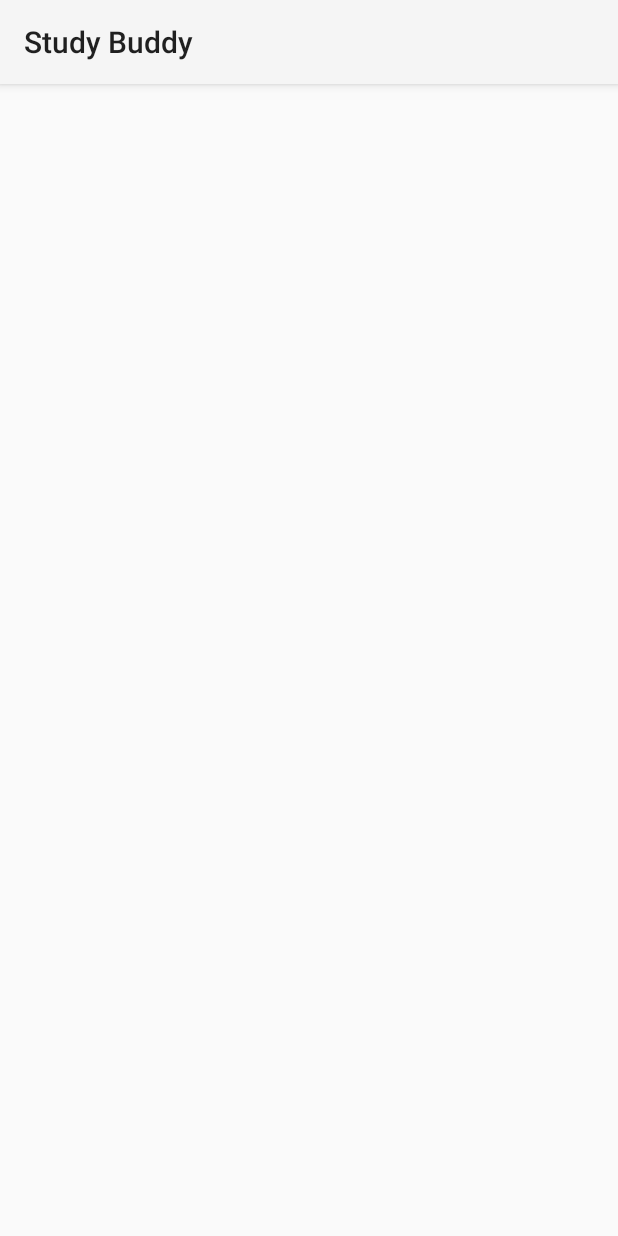
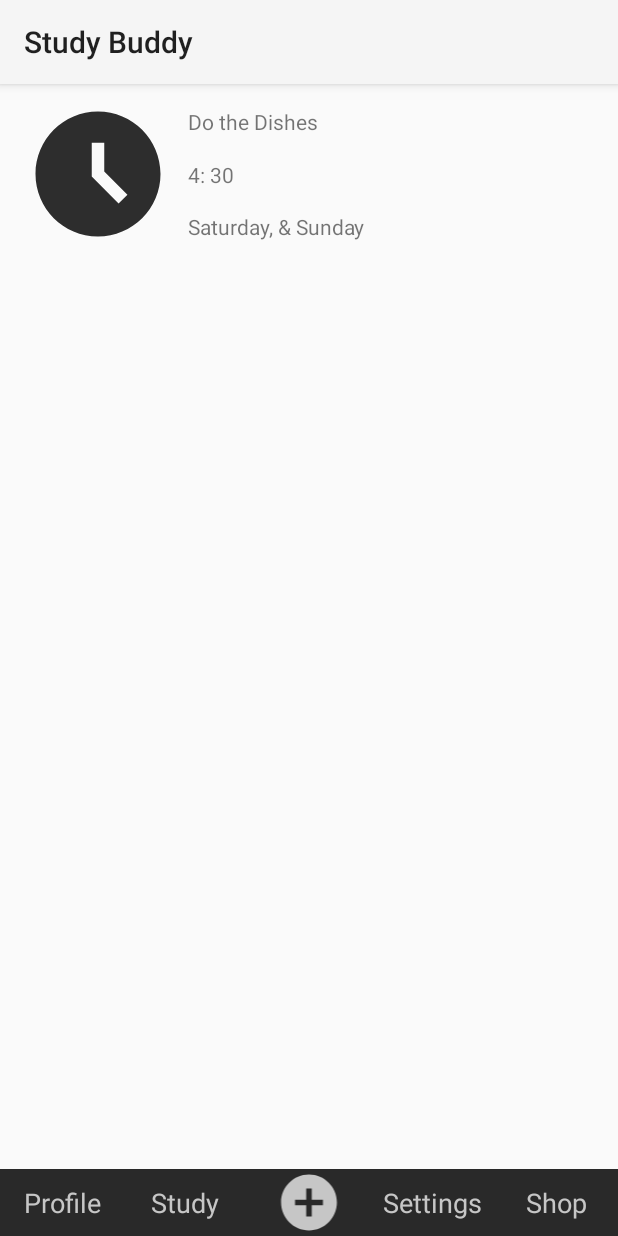
Before and after one commit to Quzai24/StudyBuddy, an Android app: the screen it shows after launch (MainActivity), on a phone screen of 412 x 824 dp. Run offline under Robolectric (Android 15) with nearby library versions, the phone set to English and light mode, and no system bars.

Commit message:
Xml (4/20)

```diff
--- a/app/src/main/java/com/example/studybuddy/MainFragment.kt
+++ b/app/src/main/java/com/example/studybuddy/MainFragment.kt
@@ -5,9 +5,18 @@ import androidx.fragment.app.Fragment
 import android.view.LayoutInflater
 import android.view.View
 import android.view.ViewGroup
+import com.example.studybuddy.databinding.FragmentMainBinding
 
+private var _binding : FragmentMainBinding? = null
+private val binding get() =_binding!!
+private val tasks = listOf(Task("Do the Dishes", listOf(4,30), listOf("Saturday","Sunday")))
 class MainFragment : Fragment() {
     override fun onCreateView(inflater: LayoutInflater, container: ViewGroup?, savedInstanceState: Bundle?): View? {
-        return inflater.inflate(R.layout.fragment_main, container, false)
+        _binding = FragmentMainBinding.inflate(inflater,container,false)
+        val rootView = binding.root
+        val mAdapter = TaskAdapter(tasks)
+        binding.recyclerview.adapter = mAdapter
+
+        return rootView
     }
 }
--- a/app/src/main/java/com/example/studybuddy/Task.kt
+++ b/app/src/main/java/com/example/studybuddy/Task.kt
@@ -1,3 +1,3 @@
 package com.example.studybuddy
 
-class Task (val task: String, val time: List<Int>, val days: List<Boolean>){}
+class Task (val task: String, val time: List<Int>, val days: List<String>){}
--- a/app/src/main/java/com/example/studybuddy/TaskViewHolder.kt
+++ b/app/src/main/java/com/example/studybuddy/TaskViewHolder.kt
@@ -1,15 +1,29 @@
 package com.example.studybuddy
 
+import androidx.navigation.findNavController
 import androidx.recyclerview.widget.RecyclerView
 import com.example.studybuddy.databinding.ListItemLayoutBinding
 
 class TaskViewHolder(val binding : ListItemLayoutBinding) : RecyclerView.ViewHolder(binding.root) {
     private lateinit var currentTask : Task
+    init {
+        binding.root.setOnClickListener{
+            val action = MainFragmentDirections.actionMainFragmentToAlarmFragment()
+            binding.root.findNavController().navigate(action)
+        }
+    }
     fun bindTask (task: Task){
         currentTask = task
         binding.task.text = currentTask.task
         val time = "${currentTask.time[0]}: ${currentTask.time[1]}"
         binding.time.text = time
-
+        var days = ""
+        for(day in currentTask.days){
+            if(day != currentTask.days[currentTask.days.size-1])
+                days += "$day, "
+            else
+                days += "& $day"
+        }
+        binding.days.text = days
     }
 }
--- /dev/null
+++ b/app/src/main/res/drawable/add.xml
@@ -0,0 +1,5 @@
+<vector android:height="24dp" android:tint="#C6C6C6"
+    android:viewportHeight="24" android:viewportWidth="24"
+    android:width="24dp" xmlns:android="http://schemas.android.com/apk/res/android">
+    <path android:fillColor="@android:color/white" android:pathData="M12,2C6.48,2 2,6.48 2,12s4.48,10 10,10 10,-4.48 10,-10S17.52,2 12,2zM17,13h-4v4h-2v-4L7,13v-2h4L11,7h2v4h4v2z"/>
+</vector>
--- a/app/src/main/res/layout/fragment_main.xml
+++ b/app/src/main/res/layout/fragment_main.xml
@@ -1,7 +1,7 @@
 <?xml version="1.0" encoding="utf-8"?>
-<FrameLayout xmlns:android="http://schemas.android.com/apk/res/android"
+<androidx.constraintlayout.widget.ConstraintLayout xmlns:android="http://schemas.android.com/apk/res/android"
+    xmlns:app="http://schemas.android.com/apk/res-auto"
     xmlns:tools="http://schemas.android.com/tools"
-    xmlns:app="http://schemas.android.com/apk/res-auto"
     android:layout_width="match_parent"
     android:layout_height="match_parent"
     tools:context=".MainFragment">
@@ -11,9 +11,87 @@
         android:layout_width="0dp"
         android:layout_height="0dp"
         app:layoutManager="androidx.recyclerview.widget.LinearLayoutManager"
+        app:layout_constraintBottom_toTopOf="@id/textView"
+        app:layout_constraintEnd_toEndOf="parent"
+        app:layout_constraintHorizontal_bias="1.0"
+        app:layout_constraintStart_toStartOf="parent"
+        app:layout_constraintTop_toTopOf="parent"
+        app:layout_constraintVertical_bias="1.0" />
+
+    <TextView
+        android:id="@+id/textView"
+        android:layout_width="0dp"
+        android:layout_height="wrap_content"
+        android:background="#292929"
+        android:gravity="center"
+        android:paddingTop="10dp"
+        android:paddingBottom="10dp"
+        android:text="@string/profile"
+        android:textColor="#C6C6C6"
+        android:textSize="18sp"
+        app:layout_constraintBottom_toBottomOf="parent"
+        app:layout_constraintEnd_toStartOf="@+id/textView4"
+        app:layout_constraintHorizontal_bias="0.5"
+        app:layout_constraintStart_toStartOf="parent" />
+
+    <TextView
+        android:id="@+id/textView2"
+        android:layout_width="0dp"
+        android:layout_height="wrap_content"
+        android:background="#292929"
+        android:gravity="center"
+        android:paddingTop="10dp"
+        android:paddingBottom="10dp"
+        android:text="@string/settings"
+        android:textColor="#C6C6C6"
+        android:textSize="18sp"
+        app:layout_constraintBottom_toBottomOf="parent"
+        app:layout_constraintEnd_toStartOf="@+id/textView3"
+        app:layout_constraintHorizontal_bias="0.5"
+        app:layout_constraintStart_toEndOf="@+id/imageView" />
+
+    <TextView
+        android:id="@+id/textView3"
+        android:layout_width="0dp"
+        android:layout_height="wrap_content"
+        android:background="#292929"
+        android:gravity="center"
+        android:paddingTop="10dp"
+        android:paddingBottom="10dp"
+        android:text="@string/achievements"
+        android:textColor="#C6C6C6"
+        android:textSize="18sp"
         app:layout_constraintBottom_toBottomOf="parent"
         app:layout_constraintEnd_toEndOf="parent"
-        app:layout_constraintStart_toStartOf="parent"
-        app:layout_constraintTop_toTopOf="parent" />
+        app:layout_constraintHorizontal_bias="0.5"
+        app:layout_constraintStart_toEndOf="@+id/textView2" />
 
-</FrameLayout>
+    <TextView
+        android:id="@+id/textView4"
+        android:layout_width="0dp"
+        android:layout_height="wrap_content"
+        android:background="#292929"
+        android:gravity="center"
+        android:paddingTop="10dp"
+        android:paddingBottom="10dp"
+        android:text="@string/study"
+        android:textColor="#C6C6C6"
+        android:textSize="18sp"
+        app:layout_constraintBottom_toBottomOf="parent"
+        app:layout_constraintEnd_toStartOf="@+id/imageView"
+        app:layout_constraintHorizontal_bias="0.5"
+        app:layout_constraintStart_toEndOf="@+id/textView" />
+
+    <ImageView
+        android:id="@+id/imageView"
+        android:layout_width="0dp"
+        android:layout_height="0dp"
+        android:background="#292929"
+        android:src="@drawable/add"
+        app:layout_constraintBottom_toBottomOf="parent"
+        app:layout_constraintEnd_toStartOf="@+id/textView2"
+        app:layout_constraintHorizontal_bias="0.5"
+        app:layout_constraintStart_toEndOf="@+id/textView4"
+        app:layout_constraintTop_toBottomOf="@+id/recyclerview" />
+
+</androidx.constraintlayout.widget.ConstraintLayout>
--- a/app/src/main/res/values/strings.xml
+++ b/app/src/main/res/values/strings.xml
@@ -2,4 +2,8 @@
     <string name="app_name">Study Buddy</string>
     <!-- TODO: Remove or change this placeholder text -->
     <string name="hello_blank_fragment">Hello blank fragment</string>
+    <string name="study">Study</string>
+    <string name="achievements">Shop</string>
+    <string name="settings">Settings</string>
+    <string name="profile">Profile</string>
 </resources>
```
